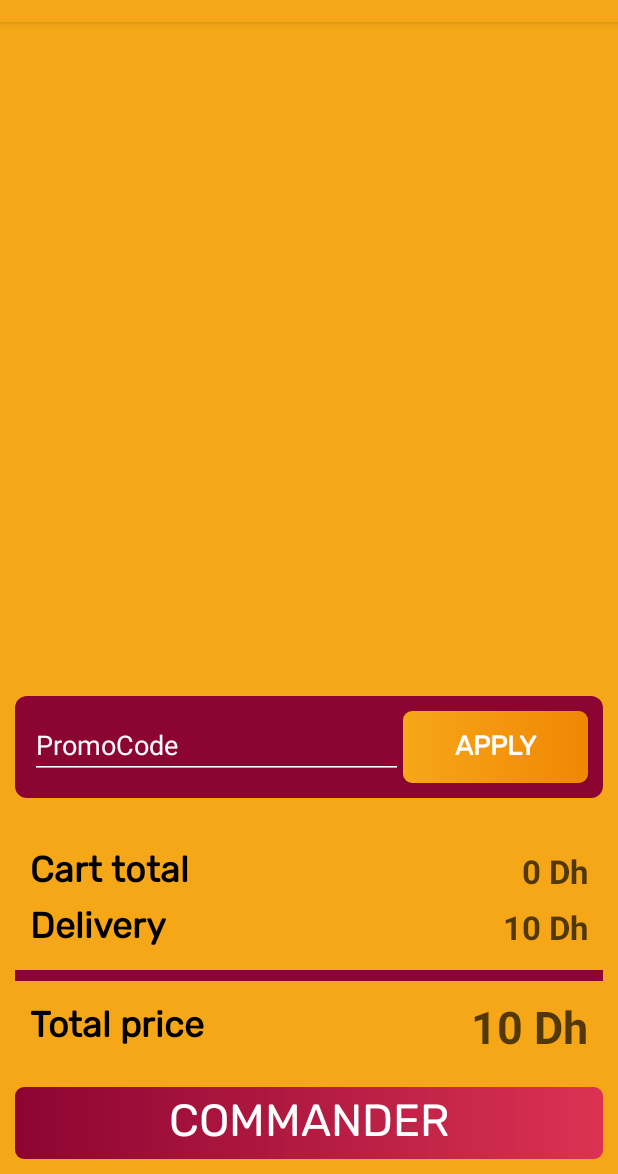
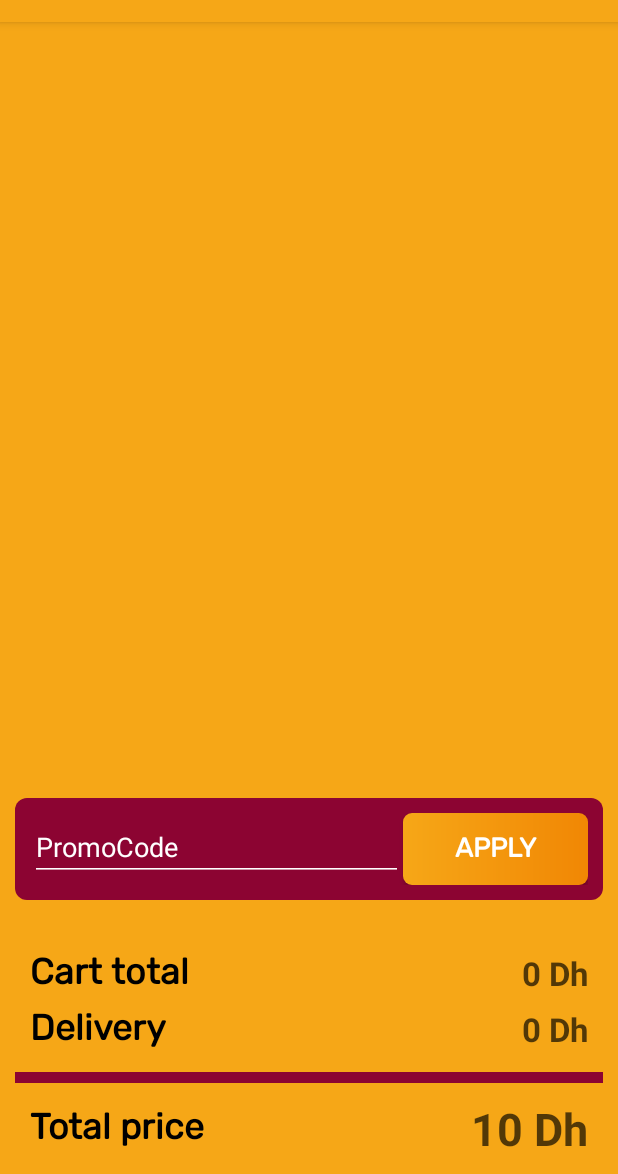
Before and after one commit to selibrah/Mysokhra, an Android app: the CartList screen opened directly, with no data from a screen before it, on a phone screen of 412 x 824 dp, the part 62-1236 px from its top. Run offline under Robolectric (Android 15) with nearby library versions, the phone set to English and light mode, and no system bars; our stand-ins replace Firebase (no records; nobody signed in at launch, a user with empty details on screens opened directly), Picasso; Roboto replaces fonts that are not available here.

Commit message:
MySokhra Mon Oct 21 02:22:16 WEST 2019

```diff
--- a/app/src/main/java/com/my_sokhra/selibrah/mysokhra/CartList.java
+++ b/app/src/main/java/com/my_sokhra/selibrah/mysokhra/CartList.java
@@ -6,6 +6,7 @@ import androidx.core.app.ActivityCompat;
 import androidx.recyclerview.widget.LinearLayoutManager;
 import androidx.recyclerview.widget.RecyclerView;
 
+import android.content.Intent;
 import android.content.SharedPreferences;
 import android.content.pm.PackageManager;
 import android.location.Location;
@@ -35,6 +36,8 @@ public class CartList extends AppCompatActivity {
     private DatabaseReference mDatabase;
     private DatabaseReference jDatabase;
     private DatabaseReference uDatabase;
+    private DatabaseReference gDatabase;
+
     RecyclerView recyclerView;
     private int total;
     TextView Carttotal;
@@ -54,7 +57,8 @@ public class CartList extends AppCompatActivity {
         totalprice = (TextView) findViewById(R.id.total);
         mAuth = FirebaseAuth.getInstance();
         final FirebaseUser user = mAuth.getCurrentUser();
-        uDatabase = FirebaseDatabase.getInstance().getReference("usersData").child(user.getUid());
+        gDatabase = FirebaseDatabase.getInstance().getReference("usersData");
+        uDatabase = gDatabase.child(user.getUid());
         jDatabase = uDatabase.child("Cartitem");
         mDatabase = jDatabase.child("items");
 
@@ -80,6 +84,14 @@ public class CartList extends AppCompatActivity {
                 Carttotal.setText(String.valueOf(total)+" Dh");
                 totalprice.setText(String.valueOf(total + 10) + " Dh");
                 //Toast.makeText(getApplicationContext(), "Total "+total, Toast.LENGTH_SHORT).show();
+                if(total == 0)
+                {
+                    findViewById(R.id.cmdbtn).setVisibility(View.GONE);
+                }
+                else
+                {
+                    findViewById(R.id.cmdbtn).setVisibility(View.VISIBLE);
+                }
                 adapter = new CartAdapter(cartlist);
                 recyclerView.setAdapter(adapter);
             }
@@ -92,10 +104,30 @@ public class CartList extends AppCompatActivity {
         findViewById(R.id.cmdbtn).setOnClickListener(new View.OnClickListener() {
             @Override
             public void onClick(View view) {
-                getlocation();
-                Key = uDatabase.child("cmd").push().getKey();
-                uDatabase.child("cmd").child(Key).setValue(cartlist);
-                uDatabase.child("cmd").child(Key).child("total").setValue(total);
+                    getlocation();
+                    Key = uDatabase.child("cmd").push().getKey();
+                    uDatabase.child("cmd").child(Key).setValue(cartlist);
+                    uDatabase.child("cmd").child(Key).child("total").setValue(total);
+                    gDatabase.child("Commades").child(Key).setValue(cartlist);
+                    gDatabase.child("Commades").child(Key).child("total").setValue(total);
+                    gDatabase.child(user.getUid()).addValueEventListener(new ValueEventListener() {
+                    @Override
+                    public void onDataChange(@NonNull com.google.firebase.database.DataSnapshot dataSnapshot) {
+
+                        DataSnapshot ds = dataSnapshot;
+                        gDatabase.child("Commades").child(Key).child("num").setValue(ds.child("num").getValue());
+                        gDatabase.child("Commades").child(Key).child("name").setValue(ds.child("name").getValue());
+                    }
+
+
+                    @Override
+                    public void onCancelled(@NonNull DatabaseError databaseError) {
+
+                    }
+                });
+                mDatabase.removeValue();
+
+
 
             }
         });
@@ -116,6 +148,8 @@ public class CartList extends AppCompatActivity {
                             uDatabase.child("location").child("longitude").setValue(location.getLongitude());
                             uDatabase.child("cmd").child(Key).child("location").child("latitude").setValue(location.getLatitude());
                             uDatabase.child("cmd").child(Key).child("location").child("longitude").setValue(location.getLongitude());
+                            uDatabase.child("Commades").child(Key).child("location").child("latitude").setValue(location.getLatitude());
+                            uDatabase.child("Commades").child(Key).child("location").child("longitude").setValue(location.getLongitude());
 
                         }
                     }
--- a/app/src/main/res/layout/activity_cart.xml
+++ b/app/src/main/res/layout/activity_cart.xml
@@ -91,7 +91,7 @@
                     android:layout_height="wrap_content"
                     android:layout_weight="1"
                     android:gravity="right"
-                    android:text="50 Dh"
+                    android:text="0 Dh"
                     android:textColor="#AA000000"
                     android:textSize="22sp"
                     android:textStyle="bold" />
@@ -125,7 +125,7 @@
                     android:layout_height="wrap_content"
                     android:layout_weight="1"
                     android:gravity="right"
-                    android:text="10 Dh"
+                    android:text="0 Dh"
                     android:textColor="#AA000000"
                     android:textSize="22sp"
                     android:textStyle="bold" />
@@ -178,7 +178,7 @@
                     android:layout_height="wrap_content"
                     android:layout_weight="1"
                     android:gravity="right"
-                    android:text="60dh"
+                    android:text="0dh"
                     android:textColor="#AA000000"
                     android:textSize="30sp"
                     android:textStyle="bold" />
@@ -195,7 +195,8 @@
             android:fontFamily="@font/rubik"
             android:text="Commander"
             android:textColor="#FFFFFF"
-            android:textSize="30sp" />
+            android:textSize="30sp"
+            android:visibility="gone" />
     </LinearLayout>
 
 </androidx.constraintlayout.widget.ConstraintLayout>
```
